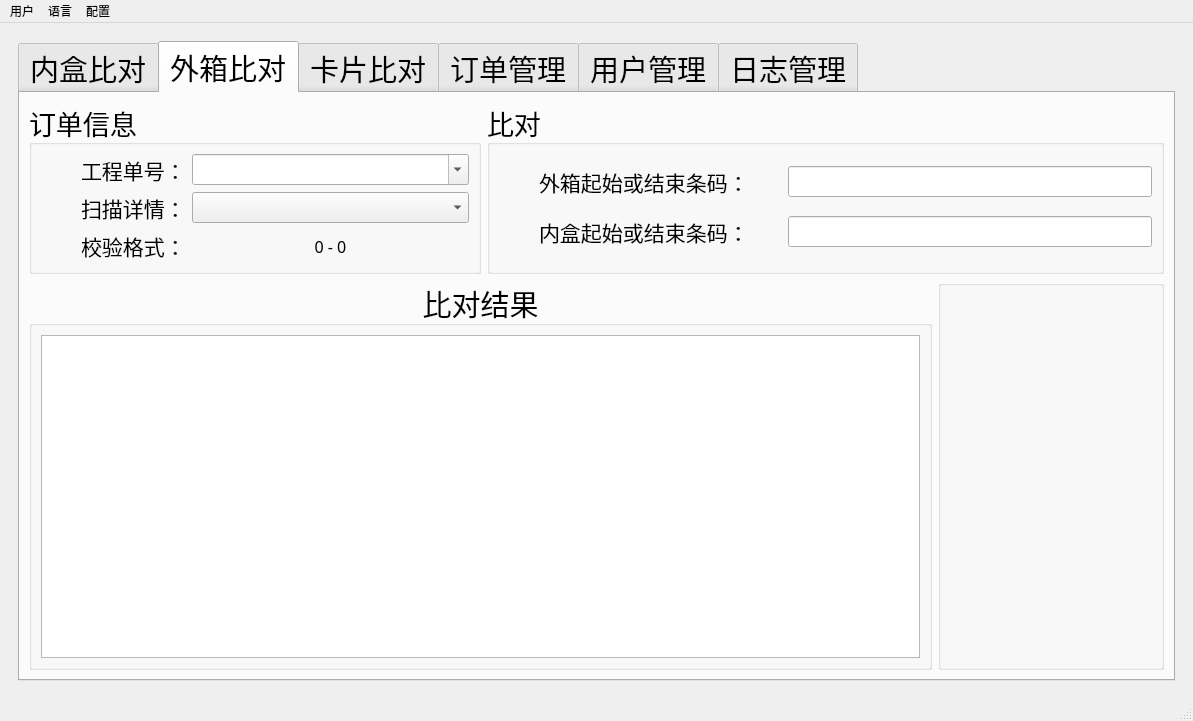
Old version of the form res/ui/main_window.ui in the repository zelviner/barcode-compare.
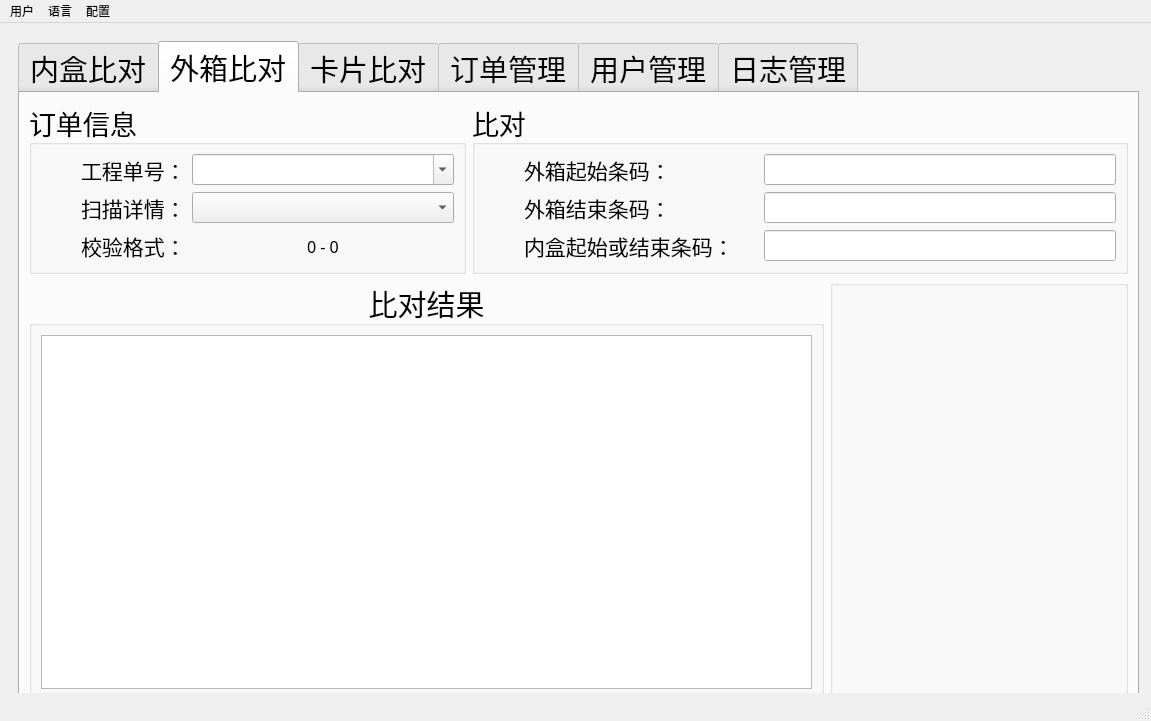
New version of the form. The open tabs and pages were chosen to show the change. Custom widgets are drawn as their Qt base class.

Commit message: fix(carton): 更新外箱UI界面

What changed in the file:
```diff
--- a/res/ui/main_window.ui
+++ b/res/ui/main_window.ui
@@ -6,7 +6,7 @@
    <rect>
     <x>0</x>
     <y>0</y>
-    <width>1193</width>
+    <width>1151</width>
     <height>721</height>
    </rect>
   </property>
@@ -14,12 +14,24 @@
    <string>MainWindow</string>
   </property>
   <widget class="QWidget" name="centralwidget">
-   <layout class="QHBoxLayout" name="horizontalLayout_2">
-    <item>
      <widget class="QWidget" name="widget" native="true">
-      <layout class="QVBoxLayout" name="verticalLayout_8">
-       <item>
+    <property name="geometry">
+     <rect>
+      <x>9</x>
+      <y>9</y>
+      <width>1175</width>
+      <height>661</height>
+     </rect>
+    </property>
         <widget class="QTabWidget" name="tabWidget">
+     <property name="geometry">
+      <rect>
+       <x>9</x>
+       <y>9</y>
+       <width>1121</width>
+       <height>671</height>
+      </rect>
+     </property>
          <property name="font">
           <font>
            <family>微软雅黑</family>
@@ -363,9 +375,9 @@
           <attribute name="title">
            <string>外箱比对</string>
           </attribute>
-          <layout class="QVBoxLayout" name="verticalLayout_12">
+      <layout class="QVBoxLayout" name="verticalLayout_8">
            <item>
-            <layout class="QHBoxLayout" name="horizontalLayout_19" stretch="2,3">
+        <layout class="QHBoxLayout" name="horizontalLayout_2" stretch="2,3">
              <item>
               <widget class="QGroupBox" name="groupBox_8">
                <property name="font">
@@ -552,12 +564,57 @@
                      </font>
                     </property>
                     <property name="text">
-                     <string>外箱起始或结束条码：</string>
+                 <string>外箱起始条码：</string>
                     </property>
                    </widget>
                   </item>
                   <item>
-                   <widget class="QLineEdit" name="carton_start_or_end_line">
+               <widget class="QLineEdit" name="carton_start_line">
+                <property name="font">
+                 <font>
+                  <family>微软雅黑</family>
+                  <pointsize>12</pointsize>
+                  <weight>50</weight>
+                  <bold>false</bold>
+                 </font>
+                </property>
+                <property name="readOnly">
+                 <bool>false</bool>
+                </property>
+               </widget>
+              </item>
+             </layout>
+            </item>
+            <item>
+             <layout class="QHBoxLayout" name="horizontalLayout_48" stretch="0,2,3">
+              <item>
+               <spacer name="horizontalSpacer_23">
+                <property name="orientation">
+                 <enum>Qt::Horizontal</enum>
+                </property>
+                <property name="sizeHint" stdset="0">
+                 <size>
+                  <width>40</width>
+                  <height>20</height>
+                 </size>
+                </property>
+               </spacer>
+              </item>
+              <item>
+               <widget class="QLabel" name="label_27">
+                <property name="font">
+                 <font>
+                  <family>微软雅黑</family>
+                  <pointsize>16</pointsize>
+                 </font>
+                </property>
+                <property name="text">
+                 <string>外箱结束条码：</string>
+                </property>
+               </widget>
+              </item>
+              <item>
+               <widget class="QLineEdit" name="carton_end_line">
                     <property name="font">
                      <font>
                       <family>微软雅黑</family>
@@ -624,7 +681,7 @@
             </layout>
            </item>
            <item>
-            <layout class="QHBoxLayout" name="horizontalLayout_28" stretch="8,2">
+        <layout class="QHBoxLayout" name="horizontalLayout_28" stretch="8,3">
              <item>
               <widget class="QGroupBox" name="groupBox_10">
                <property name="title">
@@ -2129,18 +2186,14 @@
           </layout>
          </widget>
         </widget>
-       </item>
-      </layout>
-     </widget>
-    </item>
-   </layout>
+   </widget>
   </widget>
   <widget class="QMenuBar" name="menubar">
    <property name="geometry">
     <rect>
      <x>0</x>
      <y>0</y>
-     <width>1193</width>
+     <width>1151</width>
      <height>22</height>
     </rect>
    </property>
```
Lines whose indentation alone changed are shown as unchanged.
